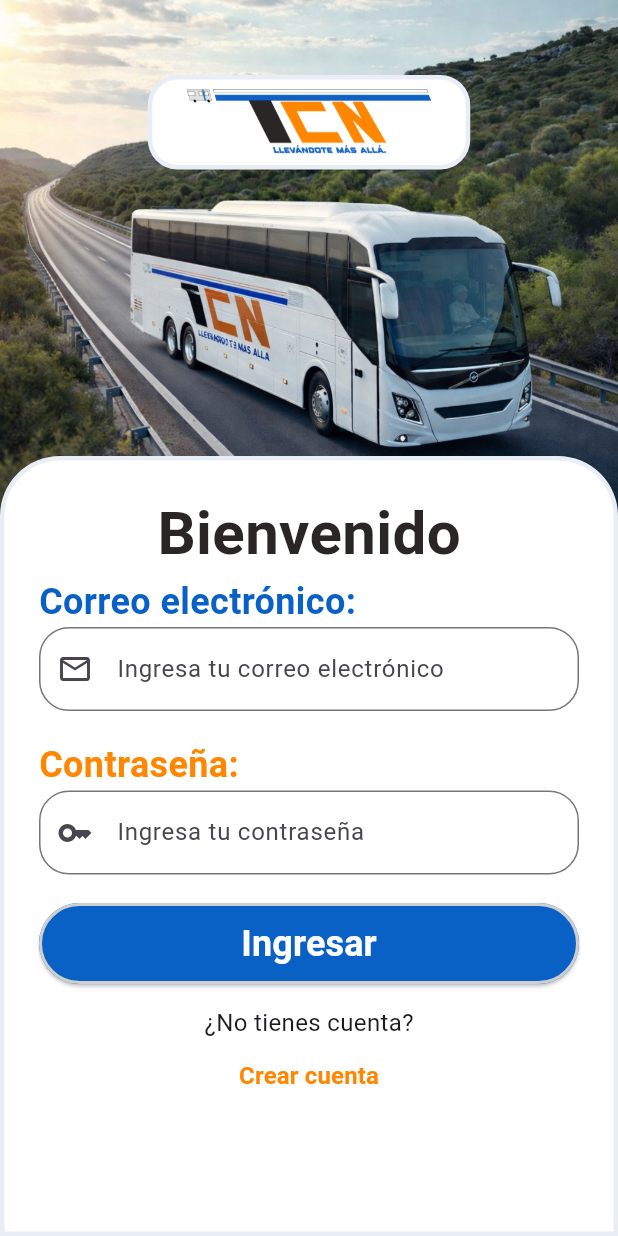
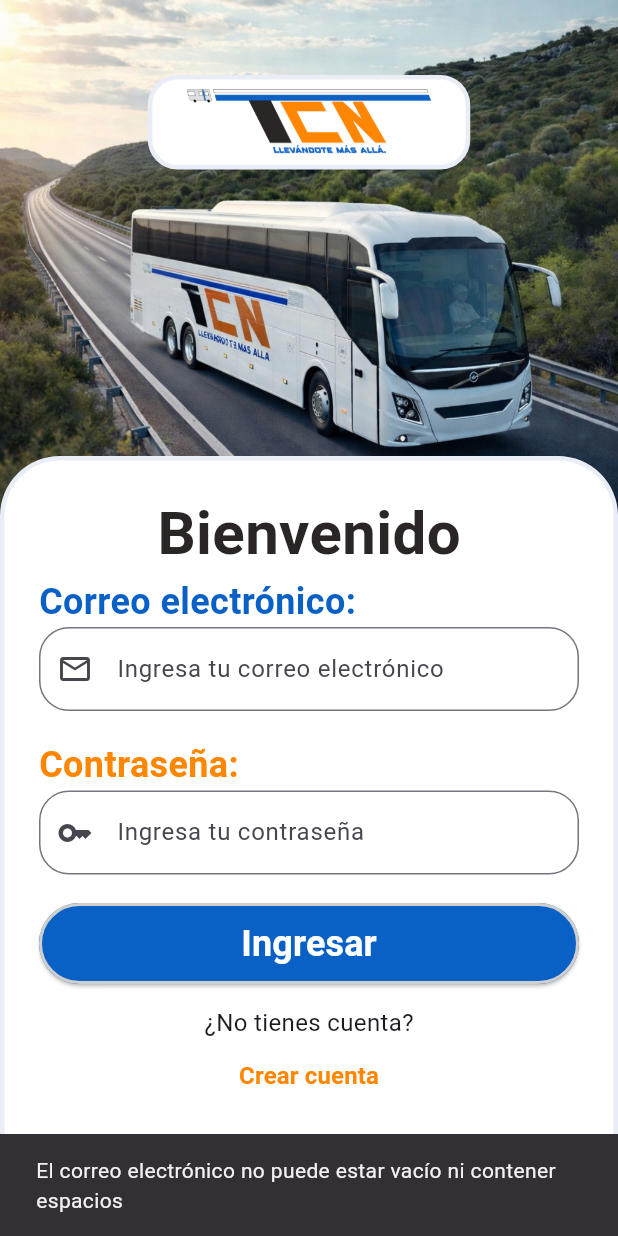
Before and after one commit to hfigaorozco/TCN_mobile, a Flutter app: the LogInScreen screen opened directly, after a tap on "Ingresar", on a phone screen of 412 x 824 dp. Run offline on Flutter 3.47's test engine with Material 3 defaults, Android fonts, the phone set to English and light mode, and no system bars; our stand-ins replace flutter_map, geolocator, latlong2, supabase_flutter; accounts and stored records are empty.

Commit message:
> Registro y login a base de datos listos

```diff
--- a/lib/main.dart
+++ b/lib/main.dart
@@ -1,7 +1,6 @@
 import 'package:flutter/material.dart';
 import 'screens/viajar_screen.dart';
 import 'package:supabase_flutter/supabase_flutter.dart';
-import 'screens/login_screen.dart';
 
 Future<void> main() async {
   await Supabase.initialize(
@@ -19,7 +18,7 @@ class MyApp extends StatelessWidget {
     return MaterialApp(
       debugShowCheckedModeBanner: false,
       title: 'Material App',
-      home: LogInScreen(),
+      home: ViajarScreen(),
     );
   }
 }
--- a/lib/screens/login_screen.dart
+++ b/lib/screens/login_screen.dart
@@ -18,6 +18,16 @@ class _LoginScreenState extends State<LogInScreen> {
   final passwordController = TextEditingController();
 
   Future<void> login() async {
+    if (emailController.text.isEmpty || emailController.text.contains(' ')) {
+      ScaffoldMessenger.of(context).showSnackBar(
+        const SnackBar(
+          content: Text(
+            'El correo electrónico no puede estar vacío ni contener espacios',
+          ),
+        ),
+      );
+      return;
+    } else {
       try {
         await supabase.auth.signInWithPassword(
           email: emailController.text,
@@ -27,8 +37,17 @@ class _LoginScreenState extends State<LogInScreen> {
           context,
           MaterialPageRoute(builder: (_) => ViajarScreen()),
         );
-    } catch (e) {
-      print(e);
+      } on AuthException catch (e) {
+        if (e.message.contains('Invalid login credentials')) {
+          ScaffoldMessenger.of(context).showSnackBar(
+            const SnackBar(
+              content: Text('La contraseña o correo son incorrectos'),
+            ),
+          );
+          return;
+        }
+        ;
+      }
     }
   }
 
@@ -141,6 +160,7 @@ class _LoginScreenState extends State<LogInScreen> {
                           ),
                         ),
                         TextField(
+                          obscureText: true,
                           controller: passwordController,
                           decoration: InputDecoration(
                             labelText: 'Ingresa tu contraseña',
@@ -184,7 +204,7 @@ class _LoginScreenState extends State<LogInScreen> {
                             Navigator.push(
                               context,
                               MaterialPageRoute(
-                                builder: (context) => LogInScreen(),
+                                builder: (context) => RegistroScreen(),
                               ),
                             );
                           },
```
Also changed, not shown: lib/screens/registro_screen.dart (+63 -29 lines), 3 other files. Lines whose indentation alone changed are shown as unchanged.
